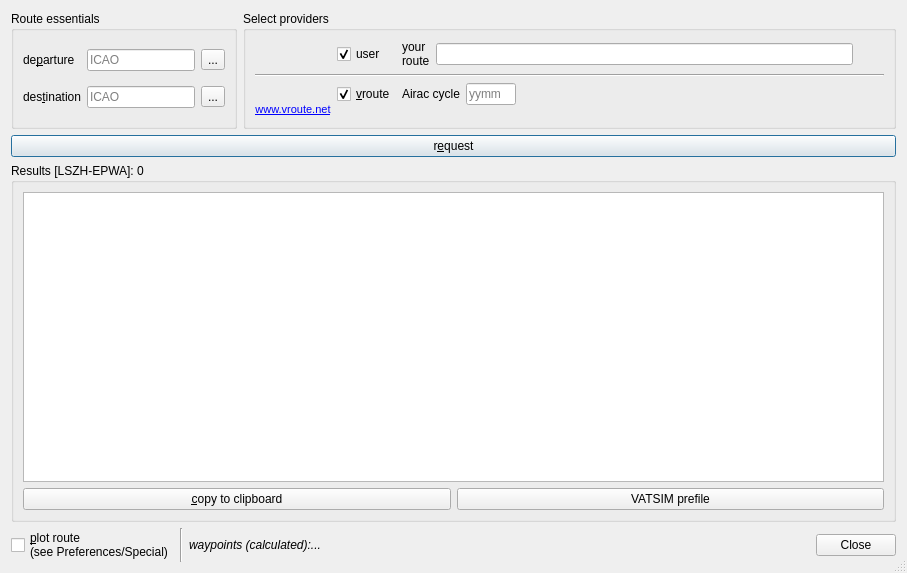
qutescoop/qutescoop, file src/PlanFlightDialog.ui: the form before one commit.
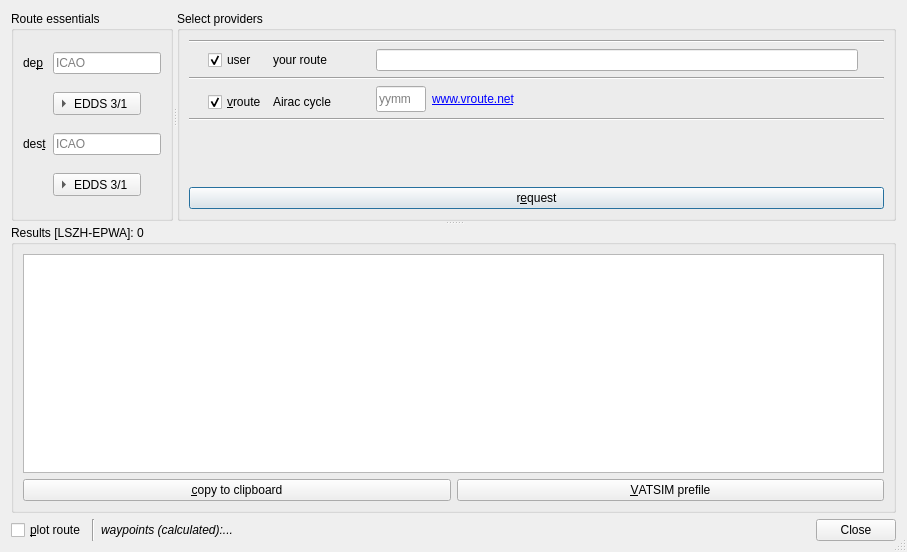
The form after the commit. Icons and pictures are not drawn.

Commit message: [FEATURE] improve routes dialog layout

```diff
--- a/src/PlanFlightDialog.ui
+++ b/src/PlanFlightDialog.ui
@@ -7,7 +7,7 @@
     <x>0</x>
     <y>0</y>
     <width>907</width>
-    <height>573</height>
+    <height>552</height>
    </rect>
   </property>
   <property name="windowTitle">
@@ -22,13 +22,41 @@
   </property>
   <layout class="QVBoxLayout" name="verticalLayout_2">
    <item>
-    <layout class="QHBoxLayout" name="horizontalLayout_4">
-     <item>
+    <widget class="QSplitter" name="splitter_2">
+     <property name="sizePolicy">
+      <sizepolicy hsizetype="Expanding" vsizetype="Minimum">
+       <horstretch>0</horstretch>
+       <verstretch>0</verstretch>
+      </sizepolicy>
+     </property>
+     <property name="orientation">
+      <enum>Qt::Vertical</enum>
+     </property>
+     <widget class="QSplitter" name="splitter">
+      <property name="orientation">
+       <enum>Qt::Horizontal</enum>
+      </property>
       <widget class="QGroupBox" name="gbEssentials">
+       <property name="sizePolicy">
+        <sizepolicy hsizetype="Preferred" vsizetype="Minimum">
+         <horstretch>0</horstretch>
+         <verstretch>0</verstretch>
+        </sizepolicy>
+       </property>
        <property name="title">
         <string>Route essentials</string>
        </property>
-       <layout class="QGridLayout" name="gridLayout_2" rowstretch="0,0,0">
+       <layout class="QGridLayout" name="gridLayout">
+        <item row="0" column="0">
+         <widget class="QLabel" name="lblDep">
+          <property name="text">
+           <string>de&amp;p</string>
+          </property>
+          <property name="buddy">
+           <cstring>edDep</cstring>
+          </property>
+         </widget>
+        </item>
         <item row="0" column="1">
          <widget class="QLineEdit" name="edDep">
           <property name="maxLength">
@@ -39,6 +67,22 @@
           </property>
          </widget>
         </item>
+        <item row="1" column="1">
+         <widget class="QToolButton" name="bDepDetails">
+          <property name="toolTip">
+           <string>Open airport dialog (EDDS)</string>
+          </property>
+          <property name="text">
+           <string>EDDS 3/1</string>
+          </property>
+          <property name="toolButtonStyle">
+           <enum>Qt::ToolButtonTextBesideIcon</enum>
+          </property>
+          <property name="arrowType">
+           <enum>Qt::RightArrow</enum>
+          </property>
+         </widget>
+        </item>
         <item row="2" column="1">
          <widget class="QLineEdit" name="edDest">
           <property name="maxLength">
@@ -49,53 +93,37 @@
           </property>
          </widget>
         </item>
+        <item row="3" column="1">
+         <widget class="QToolButton" name="bDestDetails">
+          <property name="toolTip">
+           <string>Open airport dialog (EDDS)</string>
+          </property>
+          <property name="text">
+           <string>EDDS 3/1</string>
+          </property>
+          <property name="toolButtonStyle">
+           <enum>Qt::ToolButtonTextBesideIcon</enum>
+          </property>
+          <property name="arrowType">
+           <enum>Qt::RightArrow</enum>
+          </property>
+         </widget>
+        </item>
         <item row="2" column="0">
          <widget class="QLabel" name="lblDest">
           <property name="text">
-           <string>des&amp;tination</string>
+           <string>des&amp;t</string>
           </property>
           <property name="buddy">
            <cstring>edDest</cstring>
           </property>
          </widget>
         </item>
-        <item row="0" column="0">
-         <widget class="QLabel" name="lblDep">
-          <property name="text">
-           <string>de&amp;parture</string>
-          </property>
-          <property name="buddy">
-           <cstring>edDep</cstring>
-          </property>
-         </widget>
-        </item>
-        <item row="0" column="2">
-         <widget class="QToolButton" name="bDepDetails">
-          <property name="text">
-           <string>...</string>
-          </property>
-          <property name="toolButtonStyle">
-           <enum>Qt::ToolButtonTextOnly</enum>
-          </property>
-         </widget>
-        </item>
-        <item row="2" column="2">
-         <widget class="QToolButton" name="bDestDetails">
-          <property name="text">
-           <string>...</string>
-          </property>
-          <property name="toolButtonStyle">
-           <enum>Qt::ToolButtonTextOnly</enum>
-          </property>
-         </widget>
-        </item>
        </layout>
       </widget>
-     </item>
-     <item>
       <widget class="QGroupBox" name="groupBox_2">
        <property name="sizePolicy">
-        <sizepolicy hsizetype="Preferred" vsizetype="Preferred">
+        <sizepolicy hsizetype="Preferred" vsizetype="Expanding">
          <horstretch>2</horstretch>
          <verstretch>0</verstretch>
         </sizepolicy>
@@ -103,9 +131,23 @@
        <property name="title">
         <string>Select providers</string>
        </property>
-       <layout class="QGridLayout" name="gridLayout">
-        <item row="2" column="6" rowspan="2">
-         <widget class="QLabel" name="lblVrouteStatus">
+       <layout class="QGridLayout" name="gridLayout_2" columnstretch="0,0,0,0,5,0">
+        <item row="1" column="4">
+         <layout class="QHBoxLayout" name="horizontalLayout_5">
+          <item>
+           <widget class="QLineEdit" name="edGenerated">
+            <property name="sizePolicy">
+             <sizepolicy hsizetype="Expanding" vsizetype="Fixed">
+              <horstretch>20</horstretch>
+              <verstretch>0</verstretch>
+             </sizepolicy>
+            </property>
+           </widget>
+          </item>
+         </layout>
+        </item>
+        <item row="1" column="5">
+         <widget class="QLabel" name="lblGeneratedStatus">
           <property name="font">
            <font>
             <italic>true</italic>
@@ -119,7 +161,7 @@
           </property>
          </widget>
         </item>
-        <item row="0" column="0">
+        <item row="1" column="0">
          <widget class="QLabel" name="pixGenerated">
           <property name="text">
            <string/>
@@ -135,100 +177,70 @@
           </property>
          </widget>
         </item>
-        <item row="0" column="1">
-         <widget class="QCheckBox" name="cbGenerated">
-          <property name="text">
-           <string>user</string>
-          </property>
-          <property name="checked">
-           <bool>true</bool>
-          </property>
-         </widget>
-        </item>
-        <item row="0" column="6">
-         <widget class="QLabel" name="lblGeneratedStatus">
-          <property name="font">
-           <font>
-            <italic>true</italic>
-           </font>
-          </property>
-          <property name="text">
-           <string/>
-          </property>
-          <property name="wordWrap">
-           <bool>true</bool>
-          </property>
-         </widget>
-        </item>
-        <item row="2" column="1">
-         <widget class="QCheckBox" name="cbVroute">
-          <property name="text">
-           <string>&amp;vroute</string>
-          </property>
-          <property name="checked">
-           <bool>true</bool>
-          </property>
-         </widget>
-        </item>
-        <item row="1" column="0" colspan="7">
-         <widget class="Line" name="line_11">
-          <property name="orientation">
-           <enum>Qt::Horizontal</enum>
-          </property>
-         </widget>
-        </item>
-        <item row="2" column="0" rowspan="3">
-         <layout class="QVBoxLayout" name="verticalLayout_5">
-          <item>
+        <item row="5" column="0">
            <widget class="QLabel" name="pixVroute">
-            <property name="text">
-             <string/>
-            </property>
             <property name="pixmap">
              <pixmap resource="Resources.qrc">:/routeproviders/images/vroute.png</pixmap>
             </property>
            </widget>
           </item>
-          <item>
-           <widget class="QLabel" name="lblVroute">
+        <item row="0" column="0" colspan="6">
+         <widget class="Line" name="line">
+          <property name="orientation">
+           <enum>Qt::Horizontal</enum>
+          </property>
+         </widget>
+        </item>
+        <item row="4" column="5" rowspan="2">
+         <widget class="QLabel" name="lblVrouteStatus">
+          <property name="font">
+           <font>
+            <italic>true</italic>
+           </font>
+          </property>
             <property name="text">
-             <string>&lt;!DOCTYPE HTML PUBLIC &quot;-//W3C//DTD HTML 4.0//EN&quot; &quot;http://www.w3.org/TR/REC-html40/strict.dtd&quot;&gt;
-&lt;html&gt;&lt;head&gt;&lt;meta name=&quot;qrichtext&quot; content=&quot;1&quot; /&gt;&lt;style type=&quot;text/css&quot;&gt;
-p, li { white-space: pre-wrap; }
-&lt;/style&gt;&lt;/head&gt;&lt;body style=&quot; font-family:'MS Shell Dlg 2'; font-size:8.25pt; font-weight:400; font-style:normal;&quot;&gt;
-&lt;p align=&quot;center&quot; style=&quot; margin-top:0px; margin-bottom:0px; margin-left:0px; margin-right:0px; -qt-block-indent:0; text-indent:0px;&quot;&gt;&lt;a href=&quot;http://www.vroute.net&quot;&gt;&lt;span style=&quot; font-size:8pt; text-decoration: underline; color:#0000ff;&quot;&gt;www.vroute.net&lt;/span&gt;&lt;/a&gt;&lt;/p&gt;&lt;/body&gt;&lt;/html&gt;</string>
-            </property>
-            <property name="textFormat">
-             <enum>Qt::RichText</enum>
-            </property>
-            <property name="openExternalLinks">
+           <string/>
+          </property>
+          <property name="wordWrap">
+           <bool>true</bool>
+          </property>
+         </widget>
+        </item>
+        <item row="3" column="0" colspan="6">
+         <widget class="Line" name="line_11">
+          <property name="orientation">
+           <enum>Qt::Horizontal</enum>
+          </property>
+         </widget>
+        </item>
+        <item row="1" column="2">
+         <widget class="QCheckBox" name="cbGenerated">
+          <property name="text">
+           <string>user</string>
+          </property>
+          <property name="checked">
              <bool>true</bool>
             </property>
-            <property name="textInteractionFlags">
-             <set>Qt::LinksAccessibleByKeyboard|Qt::LinksAccessibleByMouse</set>
-            </property>
-            <property name="buddy">
-             <cstring>cbVroute</cstring>
-            </property>
-           </widget>
-          </item>
-         </layout>
-        </item>
-        <item row="2" column="2">
+         </widget>
+        </item>
+        <item row="1" column="3">
+         <widget class="QLabel" name="label_3">
+          <property name="sizePolicy">
+           <sizepolicy hsizetype="Preferred" vsizetype="Preferred">
+            <horstretch>1</horstretch>
+            <verstretch>0</verstretch>
+           </sizepolicy>
+          </property>
+          <property name="text">
+           <string>your route</string>
+          </property>
+          <property name="wordWrap">
+           <bool>true</bool>
+          </property>
+         </widget>
+        </item>
+        <item row="4" column="4" rowspan="2">
          <layout class="QHBoxLayout" name="horizontalLayout_3" stretch="0,0,1">
-          <item>
-           <widget class="QLabel" name="lblAirac">
-            <property name="toolTip">
-             <string>Based on the given Airac (nav database) cycle. Leave blank for standard.</string>
-            </property>
-            <property name="text">
-             <string>Airac cycle</string>
-            </property>
-            <property name="buddy">
-             <cstring>edCycle</cstring>
-            </property>
-           </widget>
-          </item>
           <item>
            <widget class="QLineEdit" name="edCycle">
             <property name="maximumSize">
@@ -248,6 +260,22 @@
             </property>
            </widget>
           </item>
+          <item>
+           <widget class="QLabel" name="lblVroute">
+            <property name="text">
+             <string>&lt;a href=&quot;http://www.vroute.net&quot;&gt;www.vroute.net&lt;/a&gt;</string>
+            </property>
+            <property name="textFormat">
+             <enum>Qt::RichText</enum>
+            </property>
+            <property name="openExternalLinks">
+             <bool>true</bool>
+            </property>
+            <property name="textInteractionFlags">
+             <set>Qt::LinksAccessibleByKeyboard|Qt::LinksAccessibleByMouse</set>
+            </property>
+           </widget>
+          </item>
           <item>
            <spacer name="horizontalSpacer">
             <property name="orientation">
@@ -266,42 +294,50 @@
           </item>
          </layout>
         </item>
-        <item row="0" column="2">
-         <layout class="QHBoxLayout" name="horizontalLayout_5">
-          <item>
-           <widget class="QLabel" name="label_3">
-            <property name="sizePolicy">
-             <sizepolicy hsizetype="Preferred" vsizetype="Preferred">
-              <horstretch>1</horstretch>
-              <verstretch>0</verstretch>
-             </sizepolicy>
-            </property>
+        <item row="5" column="2">
+         <widget class="QCheckBox" name="cbVroute">
             <property name="text">
-             <string>your route</string>
-            </property>
-            <property name="wordWrap">
+           <string>&amp;vroute</string>
+          </property>
+          <property name="checked">
              <bool>true</bool>
             </property>
            </widget>
           </item>
-          <item>
-           <widget class="QLineEdit" name="edGenerated">
-            <property name="sizePolicy">
-             <sizepolicy hsizetype="Expanding" vsizetype="Fixed">
-              <horstretch>20</horstretch>
-              <verstretch>0</verstretch>
-             </sizepolicy>
-            </property>
-           </widget>
-          </item>
-         </layout>
-        </item>
-       </layout>
-      </widget>
-     </item>
-    </layout>
-   </item>
-   <item>
+        <item row="5" column="3">
+         <widget class="QLabel" name="lblAirac">
+          <property name="toolTip">
+           <string>Based on the given Airac (nav database) cycle. Leave blank for standard.</string>
+          </property>
+          <property name="text">
+           <string>Airac cycle</string>
+          </property>
+          <property name="buddy">
+           <cstring>edCycle</cstring>
+          </property>
+         </widget>
+        </item>
+        <item row="6" column="0" colspan="6">
+         <widget class="Line" name="line_2">
+          <property name="orientation">
+           <enum>Qt::Horizontal</enum>
+          </property>
+         </widget>
+        </item>
+        <item row="7" column="5">
+         <spacer name="verticalSpacer">
+          <property name="orientation">
+           <enum>Qt::Vertical</enum>
+          </property>
+          <property name="sizeHint" stdset="0">
+           <size>
+            <width>20</width>
+            <height>40</height>
+           </size>
+          </property>
+         </spacer>
+        </item>
+        <item row="8" column="0" colspan="6">
     <widget class="QPushButton" name="buttonRequest">
      <property name="text">
       <string>r&amp;equest</string>
@@ -314,7 +350,9 @@
      </property>
     </widget>
    </item>
-   <item>
+       </layout>
+      </widget>
+     </widget>
     <widget class="QGroupBox" name="gbResults">
      <property name="sizePolicy">
       <sizepolicy hsizetype="Preferred" vsizetype="MinimumExpanding">
@@ -363,7 +401,7 @@
            <string>Launches prefile page in your browser.</string>
           </property>
           <property name="text">
-           <string>VATSIM prefile</string>
+            <string>&amp;VATSIM prefile</string>
           </property>
          </widget>
         </item>
@@ -371,14 +409,14 @@
       </item>
      </layout>
     </widget>
+    </widget>
    </item>
    <item>
-    <layout class="QHBoxLayout" name="horizontalLayout">
+    <layout class="QHBoxLayout" name="horizontalLayout" stretch="0,0,1,0">
      <item>
       <widget class="QCheckBox" name="cbPlot">
        <property name="text">
-        <string>&amp;plot route
-(see Preferences/Special)</string>
+        <string>&amp;plot route</string>
        </property>
       </widget>
      </item>
@@ -391,12 +429,6 @@
      </item>
      <item>
       <widget class="QLabel" name="lblPlotStatus">
-       <property name="sizePolicy">
-        <sizepolicy hsizetype="Preferred" vsizetype="Preferred">
-         <horstretch>1</horstretch>
-         <verstretch>0</verstretch>
-        </sizepolicy>
-       </property>
        <property name="font">
         <font>
          <italic>true</italic>
```
Left out of the diff: 6 changed lines with no effect on the pictures. Lines whose indentation alone changed are shown as unchanged. The commit also changes 1 other file.
